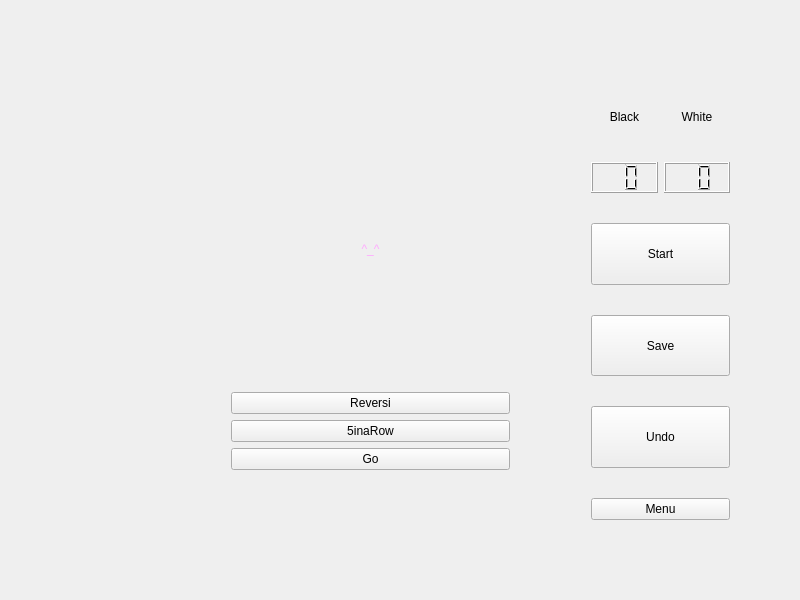
Qt form widget.ui (helloworld128/OOP_New) before a commit.
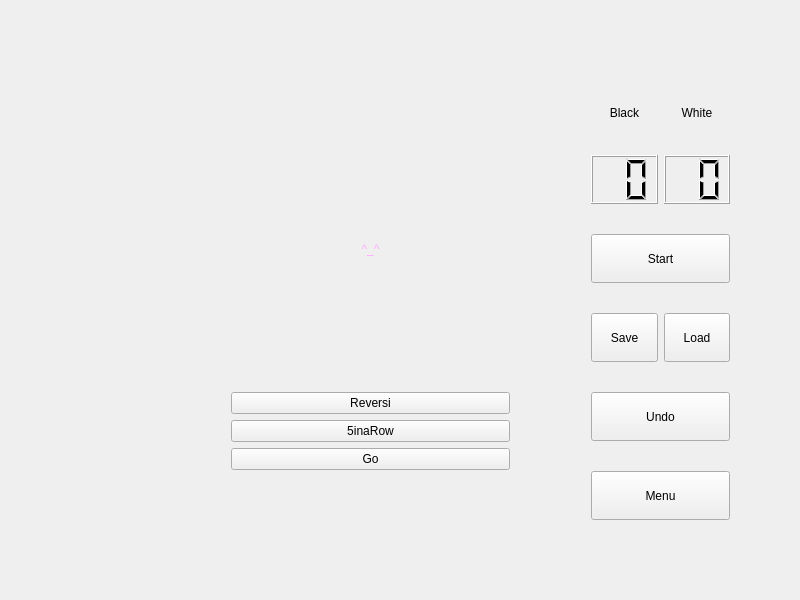
The same form after that commit. Icons and pictures are not drawn.

Diff of the .ui file:
```diff
--- a/widget.ui
+++ b/widget.ui
@@ -103,7 +103,7 @@
      <height>441</height>
     </rect>
    </property>
-   <layout class="QGridLayout" name="Gamemenu" rowstretch="1,1,2,2,2,0">
+   <layout class="QGridLayout" name="Gamemenu" rowstretch="1,2,2,2,2,2">
     <property name="verticalSpacing">
      <number>30</number>
     </property>
@@ -207,7 +207,7 @@
       </property>
      </widget>
     </item>
-    <item row="3" column="0" colspan="2">
+    <item row="3" column="0">
      <widget class="QPushButton" name="Save_Button">
       <property name="sizePolicy">
        <sizepolicy hsizetype="Minimum" vsizetype="Minimum">
@@ -223,6 +223,22 @@
       </property>
      </widget>
     </item>
+    <item row="3" column="1">
+     <widget class="QPushButton" name="Load_Button">
+      <property name="sizePolicy">
+       <sizepolicy hsizetype="Minimum" vsizetype="Minimum">
+        <horstretch>0</horstretch>
+        <verstretch>0</verstretch>
+       </sizepolicy>
+      </property>
+      <property name="styleSheet">
+       <string notr="true">font: 28pt &quot;Adobe Arabic&quot;;</string>
+      </property>
+      <property name="text">
+       <string>Load</string>
+      </property>
+     </widget>
+    </item>
    </layout>
   </widget>
  </widget>
```
